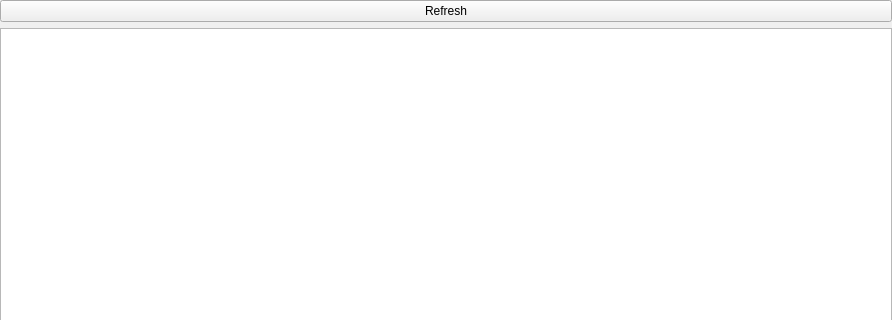
Old version of the form src/MainScreen/StationControl/ui_StationControl.ui in the repository ScrollDP/CCSMTR; both pictures show x 0 to 892 and y 0 to 320 of the 892 by 812 pixel window.
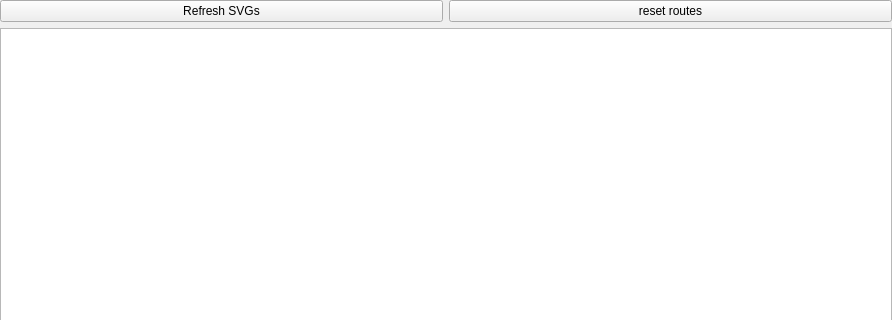
New version of the form.

```diff
--- a/src/MainScreen/StationControl/ui_StationControl.ui
+++ b/src/MainScreen/StationControl/ui_StationControl.ui
@@ -39,11 +39,22 @@
     <number>0</number>
    </property>
    <item>
+    <layout class="QHBoxLayout" name="horizontalLayout">
+     <item>
     <widget class="QPushButton" name="Refresh">
      <property name="text">
-      <string>Refresh</string>
-     </property>
-    </widget>
+        <string>Refresh SVGs</string>
+       </property>
+      </widget>
+     </item>
+     <item>
+      <widget class="QPushButton" name="ResetRoutes">
+       <property name="text">
+        <string>reset routes</string>
+       </property>
+      </widget>
+     </item>
+    </layout>
    </item>
    <item>
     <widget class="QGraphicsView" name="graphicsView"/>
```
Lines whose indentation alone changed are shown as unchanged.
